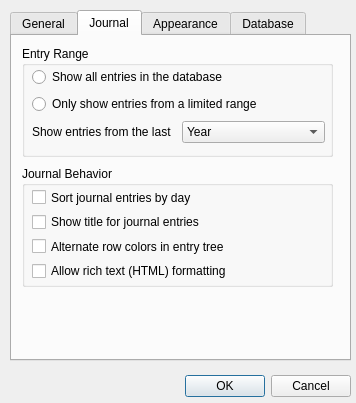
First picture: the form in config.ui, repository netrunner-debian-kde-extras/robojournal, before the edit.
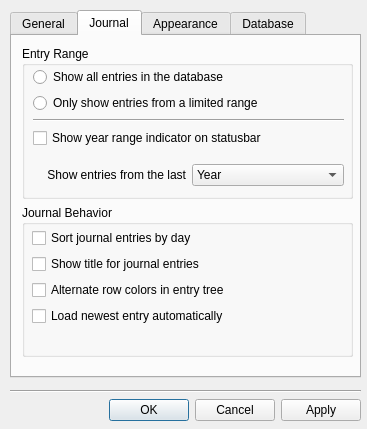
Second picture: the form after the edit. The open tabs and pages were chosen to show the change. Icons and pictures are not drawn.

```diff
--- a/config.ui
+++ b/config.ui
@@ -6,8 +6,8 @@
    <rect>
     <x>0</x>
     <y>0</y>
-    <width>356</width>
-    <height>403</height>
+    <width>367</width>
+    <height>429</height>
    </rect>
   </property>
   <property name="windowTitle">
@@ -17,31 +17,18 @@
    <iconset resource="images.qrc">
     <normaloff>:/icons/robojournal-icon.png</normaloff>:/icons/robojournal-icon.png</iconset>
   </property>
-  <widget class="QDialogButtonBox" name="buttonBox">
+  <widget class="QWidget" name="layoutWidget12">
    <property name="geometry">
     <rect>
      <x>10</x>
-     <y>370</y>
-     <width>341</width>
-     <height>32</height>
+     <y>10</y>
+     <width>351</width>
+     <height>411</height>
     </rect>
    </property>
-   <property name="orientation">
-    <enum>Qt::Horizontal</enum>
-   </property>
-   <property name="standardButtons">
-    <set>QDialogButtonBox::Cancel|QDialogButtonBox::Ok</set>
-   </property>
-  </widget>
+   <layout class="QVBoxLayout" name="verticalLayout_4">
+    <item>
   <widget class="QTabWidget" name="TabBox">
-   <property name="geometry">
-    <rect>
-     <x>10</x>
-     <y>10</y>
-     <width>341</width>
-     <height>351</height>
-    </rect>
-   </property>
    <property name="tabPosition">
     <enum>QTabWidget::North</enum>
    </property>
@@ -277,28 +264,31 @@
     <attribute name="toolTip">
      <string>Journal entry behavior settings</string>
     </attribute>
+       <widget class="QWidget" name="layoutWidget4">
+        <property name="geometry">
+         <rect>
+          <x>10</x>
+          <y>10</y>
+          <width>331</width>
+          <height>311</height>
+         </rect>
+        </property>
+        <layout class="QVBoxLayout" name="verticalLayout_6" stretch="0,0">
+         <item>
     <widget class="QGroupBox" name="groupBox_4">
-     <property name="geometry">
-      <rect>
-       <x>10</x>
-       <y>10</y>
-       <width>311</width>
-       <height>111</height>
-      </rect>
-     </property>
      <property name="title">
       <string>Entry Range</string>
      </property>
      <widget class="QWidget" name="layoutWidget_2">
       <property name="geometry">
        <rect>
-        <x>10</x>
-        <y>20</y>
-        <width>293</width>
-        <height>81</height>
-       </rect>
-      </property>
-      <layout class="QGridLayout" name="gridLayout_2" rowstretch="0,0,1">
+              <x>11</x>
+              <y>21</y>
+              <width>311</width>
+              <height>124</height>
+             </rect>
+            </property>
+            <layout class="QGridLayout" name="gridLayout_2">
        <item row="0" column="0" colspan="2">
         <widget class="QRadioButton" name="ShowAllEntries">
          <property name="text">
@@ -313,14 +303,33 @@
          </property>
         </widget>
        </item>
-       <item row="2" column="0">
+             <item row="4" column="0" colspan="2">
+              <spacer name="verticalSpacer_2">
+               <property name="orientation">
+                <enum>Qt::Vertical</enum>
+               </property>
+               <property name="sizeType">
+                <enum>QSizePolicy::Fixed</enum>
+               </property>
+               <property name="sizeHint" stdset="0">
+                <size>
+                 <width>20</width>
+                 <height>10</height>
+                </size>
+               </property>
+              </spacer>
+             </item>
+             <item row="5" column="0">
         <widget class="QLabel" name="label_5">
          <property name="text">
           <string>Show entries from the last</string>
          </property>
-        </widget>
-       </item>
-       <item row="2" column="1">
+               <property name="alignment">
+                <set>Qt::AlignRight|Qt::AlignTrailing|Qt::AlignVCenter</set>
+               </property>
+              </widget>
+             </item>
+             <item row="5" column="1">
         <widget class="QComboBox" name="YearRange">
          <item>
           <property name="text">
@@ -374,28 +383,42 @@
          </item>
         </widget>
        </item>
+             <item row="3" column="0" colspan="2">
+              <widget class="QCheckBox" name="RangeIndicator">
+               <property name="toolTip">
+                <string>If checked, RoboJournal displays the selected year range adjacent to the entry count.</string>
+               </property>
+               <property name="styleSheet">
+                <string notr="true">m</string>
+               </property>
+               <property name="text">
+                <string>Show year range indicator on statusbar</string>
+               </property>
+              </widget>
+             </item>
+             <item row="2" column="0" colspan="2">
+              <widget class="Line" name="line_2">
+               <property name="orientation">
+                <enum>Qt::Horizontal</enum>
+               </property>
+              </widget>
+             </item>
       </layout>
      </widget>
     </widget>
+         </item>
+         <item>
     <widget class="QGroupBox" name="groupBox_6">
-     <property name="geometry">
-      <rect>
-       <x>10</x>
-       <y>130</y>
-       <width>311</width>
-       <height>121</height>
-      </rect>
-     </property>
      <property name="title">
       <string>Journal Behavior</string>
      </property>
-     <widget class="QWidget" name="layoutWidget">
+           <widget class="QWidget" name="layoutWidget6">
       <property name="geometry">
        <rect>
         <x>10</x>
-        <y>22</y>
-        <width>291</width>
-        <height>92</height>
+              <y>23</y>
+              <width>311</width>
+              <height>101</height>
        </rect>
       </property>
       <layout class="QVBoxLayout" name="verticalLayout">
@@ -436,12 +459,15 @@
           <string>Allow rich text formatting. (experimental)</string>
          </property>
          <property name="text">
-          <string>Allow rich text (HTML) formatting</string>
+                <string>Load newest entry automatically</string>
          </property>
         </widget>
        </item>
       </layout>
      </widget>
+          </widget>
+         </item>
+        </layout>
     </widget>
    </widget>
    <widget class="QWidget" name="Tab_Appearance">
@@ -863,6 +889,42 @@
      </widget>
     </widget>
    </widget>
+     </widget>
+    </item>
+    <item>
+     <spacer name="verticalSpacer_4">
+      <property name="orientation">
+       <enum>Qt::Vertical</enum>
+      </property>
+      <property name="sizeType">
+       <enum>QSizePolicy::Maximum</enum>
+      </property>
+      <property name="sizeHint" stdset="0">
+       <size>
+        <width>20</width>
+        <height>6</height>
+       </size>
+      </property>
+     </spacer>
+    </item>
+    <item>
+     <widget class="Line" name="line">
+      <property name="orientation">
+       <enum>Qt::Horizontal</enum>
+      </property>
+     </widget>
+    </item>
+    <item>
+     <widget class="QDialogButtonBox" name="buttonBox">
+      <property name="orientation">
+       <enum>Qt::Horizontal</enum>
+      </property>
+      <property name="standardButtons">
+       <set>QDialogButtonBox::Apply|QDialogButtonBox::Cancel|QDialogButtonBox::Ok</set>
+      </property>
+     </widget>
+    </item>
+   </layout>
   </widget>
  </widget>
  <resources>
```
Left out of the diff: 181 changed lines with no effect on the pictures. Lines whose indentation alone changed are shown as unchanged.
